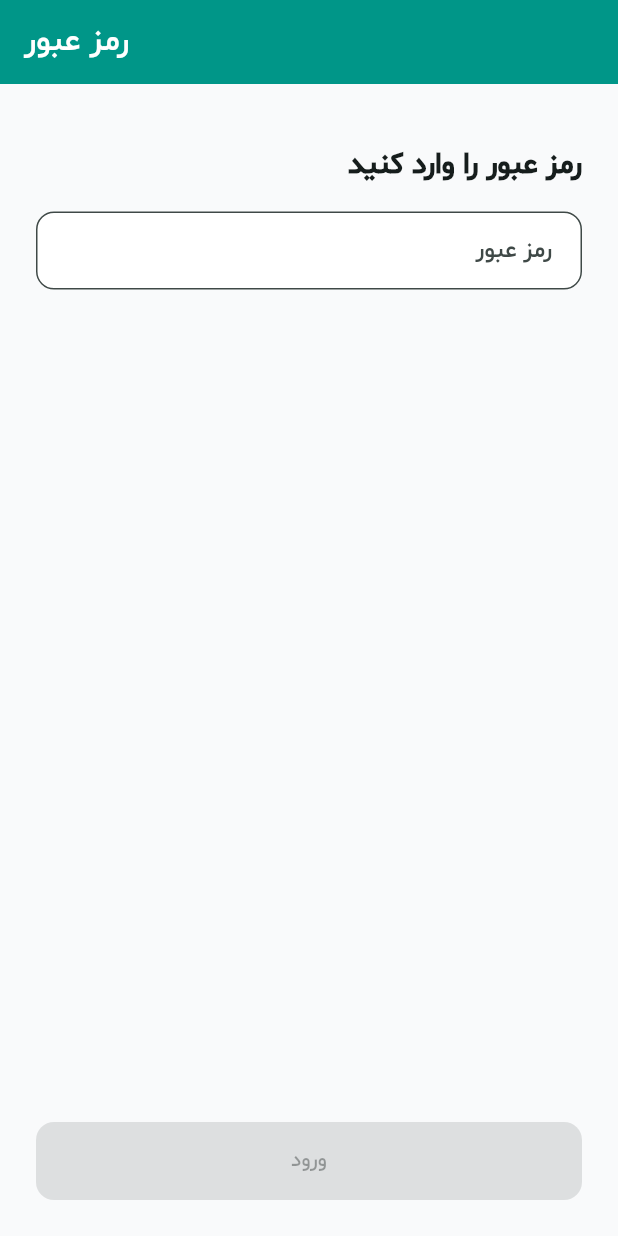
After one commit to mosavian/loginPagetask, a Flutter app: the PasswordPage screen opened by its route, on a phone screen of 412 x 824 dp. The commit adds this screen. Run offline on Flutter 3.47's test engine with Material 3 defaults, Android fonts, the phone set to English and light mode, and no system bars; our stand-ins replace go_router.

Commit message:
third  edit

```diff
--- /dev/null
+++ b/lib/routes.dart
@@ -0,0 +1,24 @@
+import 'package:go_router/go_router.dart';
+import 'package:login/screens/login.dart';
+import 'package:login/screens/password.dart';
+import 'package:login/screens/success.dart';
+
+final GoRouter router = GoRouter(
+  routes: [
+    GoRoute(path: '/', builder: (context, state) => LoginPage()),
+    GoRoute(
+      path: '/password',
+      builder: (context, state) {
+        final phone = state.uri.queryParameters['phone'] ?? '';
+        return PasswordPage(phone: phone);
+      },
+    ),
+    GoRoute(
+      path: '/success',
+      builder: (context, state) {
+        final phone = state.uri.queryParameters['phone'] ?? '';
+        return SuccessPage(phone: phone);
+      },
+    ),
+  ],
+);
--- /dev/null
+++ b/lib/screens/password.dart
@@ -0,0 +1,80 @@
+import 'package:flutter/material.dart';
+import 'package:go_router/go_router.dart';
+
+class PasswordPage extends StatefulWidget {
+  final String phone;
+
+  const PasswordPage({super.key, required this.phone});
+
+  @override
+  State<PasswordPage> createState() => _PasswordPageState();
+}
+
+class _PasswordPageState extends State<PasswordPage> {
+  final passwordController = TextEditingController();
+  bool isValid = false;
+
+  void _validatePassword(String value) {
+    setState(() {
+      isValid = value.length >= 4;
+    });
+  }
+
+  void _submit() {
+    context.go('/success?phone=${widget.phone}');
+  }
+
+  @override
+  Widget build(BuildContext context) {
+    return Scaffold(
+      appBar: AppBar(
+        title: Text('رمز عبور'),
+        backgroundColor: Colors.teal,
+        foregroundColor: Colors.white,
+      ),
+      body: SafeArea(
+        child: Directionality(
+          textDirection: TextDirection.rtl,
+          child: Padding(
+            padding: EdgeInsets.all(24),
+            child: Column(
+              crossAxisAlignment: CrossAxisAlignment.start,
+              children: [
+                SizedBox(height: 16),
+                Text(
+                  'رمز عبور را وارد کنید',
+                  style: TextStyle(fontSize: 20, fontWeight: FontWeight.bold),
+                ),
+                SizedBox(height: 16),
+                TextField(
+                  controller: passwordController,
+                  obscureText: true,
+                  onChanged: _validatePassword,
+                  decoration: InputDecoration(hintText: 'رمز عبور'),
+                ),
+                Spacer(),
+                SizedBox(
+                  width: double.infinity,
+                  child: ElevatedButton(
+                    onPressed: isValid ? _submit : null,
+                    style: ElevatedButton.styleFrom(
+                      padding: EdgeInsets.symmetric(vertical: 16),
+                      shape: RoundedRectangleBorder(
+                        borderRadius: BorderRadius.circular(12),
+                      ),
+                      backgroundColor:
+                          isValid ? Colors.teal : Colors.grey.shade300,
+                      foregroundColor:
+                          isValid ? Colors.white : Colors.grey.shade600,
+                    ),
+                    child: Text('ورود'),
+                  ),
+                ),
+              ],
+            ),
+          ),
+        ),
+      ),
+    );
+  }
+}
--- a/lib/screens/success.dart
+++ b/lib/screens/success.dart
@@ -9,7 +9,7 @@ class SuccessPage extends StatelessWidget {
   Widget build(BuildContext context) {
     return Scaffold(
       appBar: AppBar(
-        title: const Text('ورود موفق'),
+        title:  Text('ورود موفق'),
         backgroundColor: Colors.teal,
         foregroundColor: Colors.white,
       ),
@@ -17,7 +17,7 @@ class SuccessPage extends StatelessWidget {
         child: Text(
           'شماره وارد شده:\n$phone',
           textAlign: TextAlign.center,
-          style: const TextStyle(fontSize: 20),
+          style:  TextStyle(fontSize: 20),
         ),
       ),
     );
```
Also changed, not shown: lib/main.dart (+3 -18 lines), lib/screens/login.dart (+12 -34 lines).
